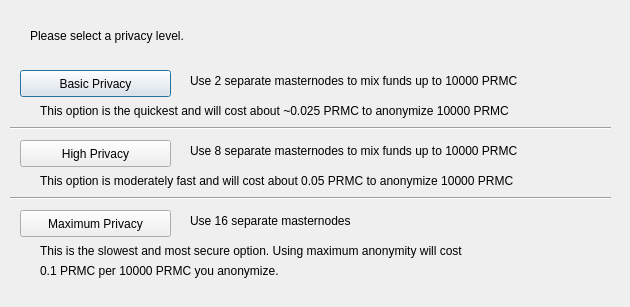
First picture: the form in src/qt/forms/obfuscationconfig.ui, repository Micenas/antimony, before the edit.
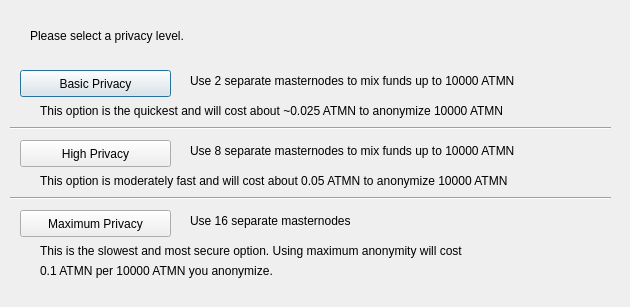
Second picture: the form after the edit.

```diff
--- a/src/qt/forms/obfuscationconfig.ui
+++ b/src/qt/forms/obfuscationconfig.ui
@@ -75,7 +75,7 @@
     </rect>
    </property>
    <property name="text">
-    <string>Use 2 separate masternodes to mix funds up to 10000 PRMC</string>
+    <string>Use 2 separate masternodes to mix funds up to 10000 ATMN</string>
    </property>
   </widget>
   <widget class="QLabel" name="label_3">
@@ -88,7 +88,7 @@
     </rect>
    </property>
    <property name="text">
-    <string>Use 8 separate masternodes to mix funds up to 10000 PRMC</string>
+    <string>Use 8 separate masternodes to mix funds up to 10000 ATMN</string>
    </property>
   </widget>
   <widget class="QLabel" name="label_4">
@@ -114,7 +114,7 @@
     </rect>
    </property>
    <property name="text">
-    <string>This option is the quickest and will cost about ~0.025 PRMC to anonymize 10000 PRMC</string>
+    <string>This option is the quickest and will cost about ~0.025 ATMN to anonymize 10000 ATMN</string>
    </property>
   </widget>
   <widget class="QLabel" name="label_7">
@@ -127,7 +127,7 @@
     </rect>
    </property>
    <property name="text">
-    <string>This option is moderately fast and will cost about 0.05 PRMC to anonymize 10000 PRMC</string>
+    <string>This option is moderately fast and will cost about 0.05 ATMN to anonymize 10000 ATMN</string>
    </property>
   </widget>
   <widget class="QLabel" name="label_8">
@@ -153,7 +153,7 @@
     </rect>
    </property>
    <property name="text">
-    <string>0.1 PRMC per 10000 PRMC you anonymize.</string>
+    <string>0.1 ATMN per 10000 ATMN you anonymize.</string>
    </property>
   </widget>
   <widget class="Line" name="line">
```
